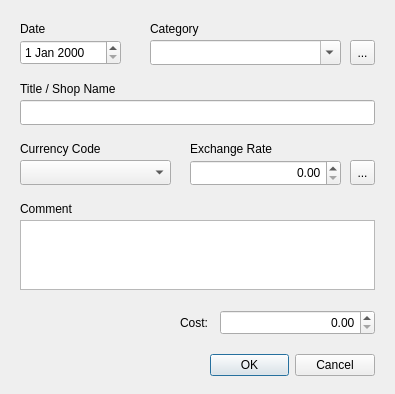
Before: the Qt Designer form Dialog/ExpenseDialog.ui in wslowinski/QtFinance, drawn with Qt 5.
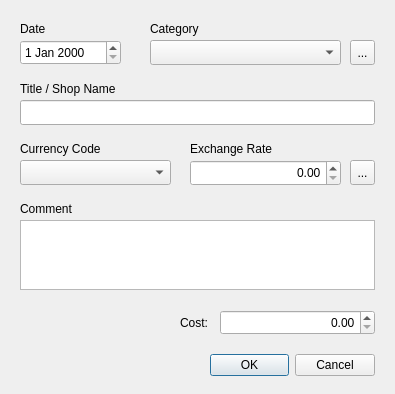
After: the same form once the commit is applied. Icons and pictures are not drawn.

Commit message: Develop Add Expense dialog

The edit to the form file:
```diff
--- a/Dialog/ExpenseDialog.ui
+++ b/Dialog/ExpenseDialog.ui
@@ -65,11 +65,17 @@
     <string notr="true"/>
    </property>
    <property name="editable">
-    <bool>true</bool>
+    <bool>false</bool>
    </property>
    <property name="maxVisibleItems">
     <number>20</number>
    </property>
+   <property name="iconSize">
+    <size>
+     <width>24</width>
+     <height>24</height>
+    </size>
+   </property>
    <property name="frame">
     <bool>true</bool>
    </property>
```
Left out of the diff: 3 changed lines with no effect on the pictures. The commit also changes 13 other files.
